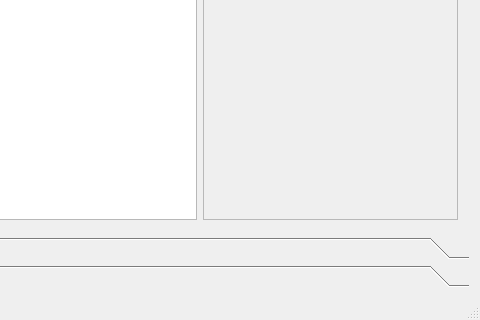
balashVI/nonogram_admin, file mainwindow.ui: the form before one commit; both pictures show x 170 to 650 and y 180 to 500 of the 650 by 500 pixel window.
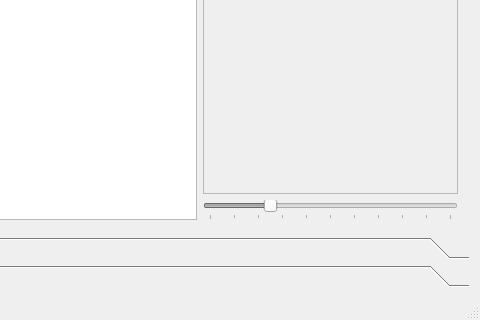
The form after the commit. The open tabs and pages were chosen to show the change.

Commit message: 0.4 Реалізований попередній перегляд кросвордів; дописаний клас "crossword"

Diff of the .ui file:
```diff
--- a/mainwindow.ui
+++ b/mainwindow.ui
@@ -116,21 +116,62 @@
          </widget>
         </item>
         <item row="0" column="1">
-         <widget class="QScrollArea" name="scrollArea_2">
+         <layout class="QVBoxLayout" name="verticalLayout_5">
+          <property name="leftMargin">
+           <number>0</number>
+          </property>
+          <property name="bottomMargin">
+           <number>0</number>
+          </property>
+          <item>
+           <widget class="QScrollArea" name="scrollArea_crosswords_cr">
           <property name="widgetResizable">
            <bool>true</bool>
           </property>
-          <widget class="QWidget" name="scrollArea_crosswords_cr">
+            <property name="alignment">
+             <set>Qt::AlignCenter</set>
+            </property>
+            <widget class="QWidget" name="scrollArea">
            <property name="geometry">
             <rect>
              <x>0</x>
              <y>0</y>
-             <width>261</width>
-             <height>304</height>
+               <width>259</width>
+               <height>276</height>
             </rect>
            </property>
           </widget>
          </widget>
+          </item>
+          <item>
+           <widget class="QSlider" name="horizontalSlider_crosswords">
+            <property name="enabled">
+             <bool>false</bool>
+            </property>
+            <property name="minimum">
+             <number>5</number>
+            </property>
+            <property name="maximum">
+             <number>25</number>
+            </property>
+            <property name="singleStep">
+             <number>2</number>
+            </property>
+            <property name="pageStep">
+             <number>2</number>
+            </property>
+            <property name="value">
+             <number>10</number>
+            </property>
+            <property name="orientation">
+             <enum>Qt::Horizontal</enum>
+            </property>
+            <property name="tickPosition">
+             <enum>QSlider::TicksBelow</enum>
+            </property>
+           </widget>
+          </item>
+         </layout>
         </item>
        </layout>
       </widget>
```
Left out of the diff: 66 changed lines with no effect on the pictures. Lines whose indentation alone changed are shown as unchanged. The commit also changes 5 other files.
